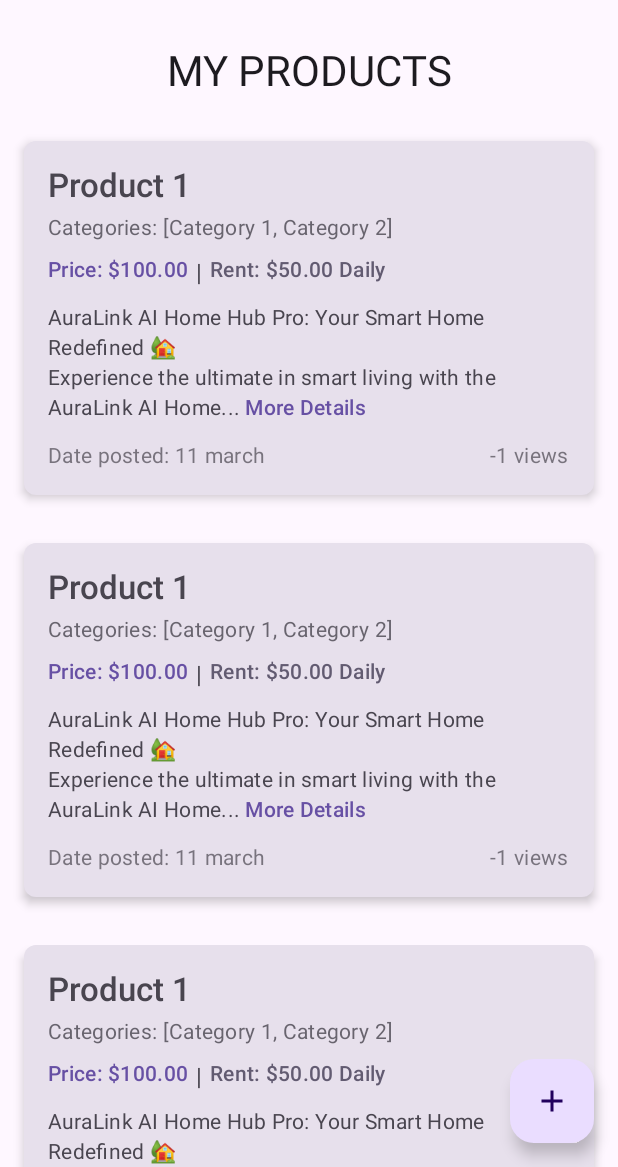
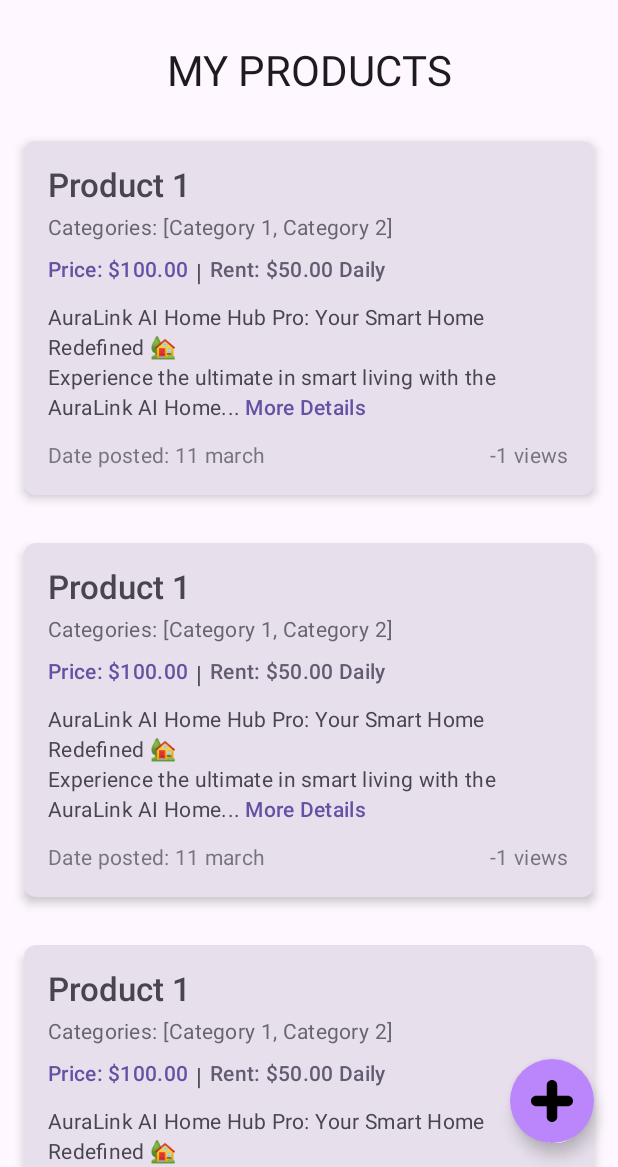
Before and after one commit to saeedus/Teebay, an Android app built with Jetpack Compose: the ProductsActivity screen opened directly, with no data from a screen before it, on a phone screen of 412 x 824 dp, the part 69-1236 px from its top. Run offline under Robolectric (Android 15) with nearby library versions, the phone set to English and light mode, and no system bars.

Commit message:
Handled FAB visibility based on current route

```diff
--- /dev/null
+++ b/app/src/main/java/com/sazim/teebay/core/presentation/navigation/NavigationUtil.kt
@@ -0,0 +1,16 @@
+/*
+ * Created by Saeedus Salehin on 19/7/25, 6:37 PM.
+ */
+
+package com.sazim.teebay.core.presentation.navigation
+
+import androidx.compose.runtime.Composable
+import androidx.navigation.NavController
+import androidx.navigation.compose.currentBackStackEntryAsState
+
+@Composable
+fun getCurrentRoute(navController: NavController): String {
+    val currentBackStackEntry = navController.currentBackStackEntryAsState().value
+    val currentRoute = currentBackStackEntry?.destination?.route ?: ""
+    return currentRoute.substringBefore("?").substringBefore("/")
+}
--- a/app/src/main/java/com/sazim/teebay/products/presentation/ProductsActivity.kt
+++ b/app/src/main/java/com/sazim/teebay/products/presentation/ProductsActivity.kt
@@ -38,17 +38,21 @@ import com.sazim.teebay.products.presentation.navigation.ProductNavRoutes
 import kotlinx.coroutines.launch
 import org.koin.compose.viewmodel.koinViewModel
 import android.widget.Toast
+import androidx.compose.foundation.Image
 import androidx.compose.foundation.layout.Spacer
 import androidx.compose.foundation.layout.fillMaxWidth
 import androidx.compose.foundation.layout.height
+import androidx.compose.foundation.layout.size
+import androidx.compose.foundation.shape.CircleShape
 import androidx.compose.foundation.shape.RoundedCornerShape
-import androidx.compose.material.icons.filled.Add
 import androidx.compose.material3.FloatingActionButton
 import androidx.compose.material3.MaterialTheme
 import androidx.compose.material3.NavigationDrawerItemDefaults
 import androidx.compose.ui.res.colorResource
+import androidx.compose.ui.res.painterResource
 import androidx.compose.ui.unit.dp
 import com.sazim.teebay.R
+import com.sazim.teebay.core.presentation.navigation.getCurrentRoute
 
 class ProductsActivity : ComponentActivity() {
     @OptIn(ExperimentalMaterial3Api::class)
@@ -188,8 +192,16 @@ class ProductsActivity : ComponentActivity() {
                         )
                     },
                     floatingActionButton = {
-                        FloatingActionButton(onClick = { /*TODO: Navigate to add product*/ }) {
-                            Icon(Icons.Filled.Add, "Add new product")
+                        if (getCurrentRoute(navController) == ProductNavRoutes.MyProductsScreen.route) FloatingActionButton(
+                            onClick = { /*TODO: Navigate to add product*/ },
+                            shape = CircleShape,
+                            containerColor = colorResource(R.color.purple_200)
+                        ) {
+                            Image(
+                                painter = painterResource(R.drawable.ic_add),
+                                contentDescription = null,
+                                modifier = Modifier.size(28.dp)
+                            )
                         }
                     }
                 ) { innerPadding ->
--- /dev/null
+++ b/app/src/main/res/drawable/ic_add.xml
@@ -0,0 +1,12 @@
+<vector xmlns:android="http://schemas.android.com/apk/res/android"
+    android:width="800dp"
+    android:height="800dp"
+    android:viewportWidth="32"
+    android:viewportHeight="32">
+  <path
+      android:pathData="M28,12L20,12L20,4C20,1.79 18.209,0 16,0C13.791,0 12,1.79 12,4L12,12L4,12C1.791,12 0,13.79 0,16C0,18.21 1.791,20 4,20L12,20L12,28C12,30.21 13.791,32 16,32C18.209,32 20,30.21 20,28L20,20L28,20C30.209,20 32,18.21 32,16C32,13.79 30.209,12 28,12"
+      android:strokeWidth="1"
+      android:fillColor="#000000"
+      android:fillType="evenOdd"
+      android:strokeColor="#00000000"/>
+</vector>
```
